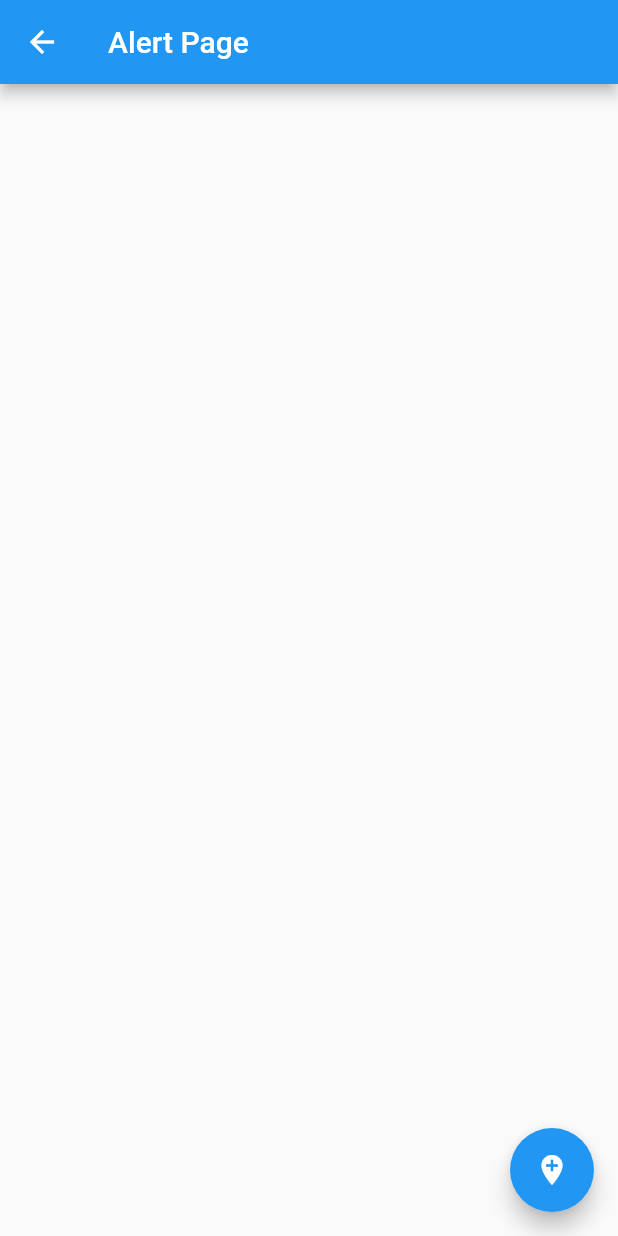
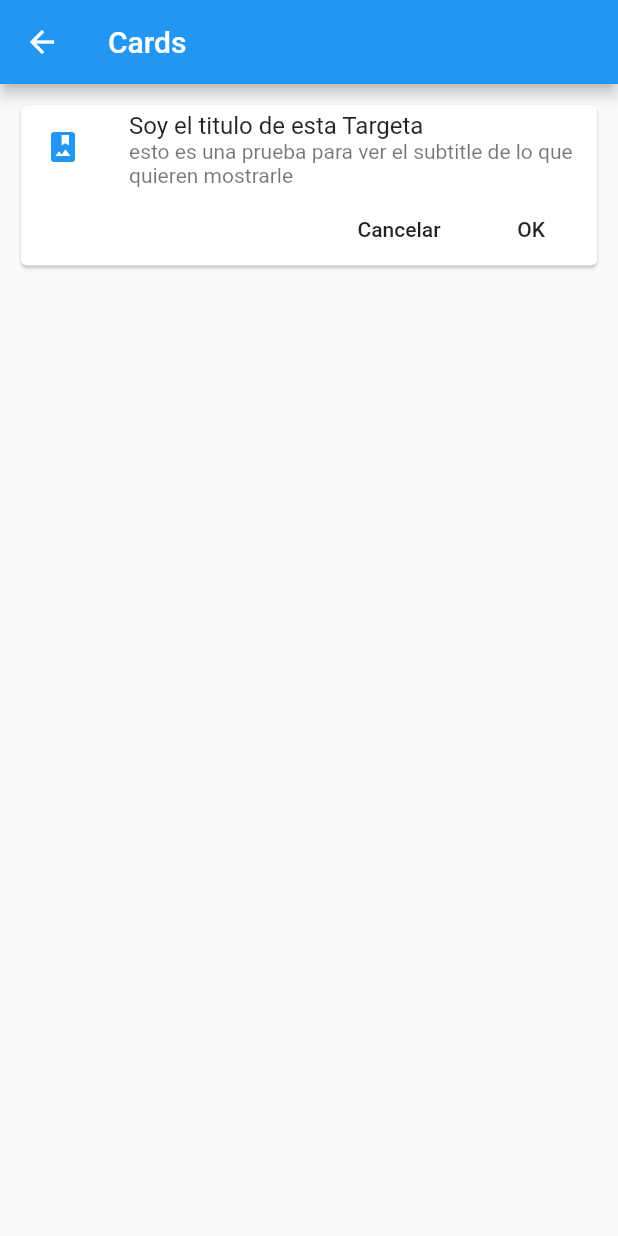
Before and after one commit to freddyarteaga/ComponentesFlutter, a Flutter app: the screen it shows after launch, after a tap on "Cards - Tarjetas", on a phone screen of 412 x 824 dp. Run offline on Flutter 3.47's test engine with Material 2 defaults, Android fonts, the phone set to English and light mode, and no system bars.

Commit message:
Card Widget

```diff
--- /dev/null
+++ b/lib/src/pages/card_page.dart
@@ -0,0 +1,42 @@
+import 'package:flutter/material.dart';
+
+class CardPage extends StatelessWidget {
+  @override
+  Widget build(BuildContext context) {
+    return Scaffold(
+      appBar: AppBar(
+        title: Text('Cards'),
+      ),
+      body: ListView(
+          padding: EdgeInsets.all(10.0), children: <Widget>[_cardTipo1()]),
+    );
+  }
+
+  Widget _cardTipo1() {
+    return Card(
+      child: Column(
+        children: <Widget>[
+          ListTile(
+            leading: Icon(Icons.photo_album, color: Colors.blue),
+            title: Text('Soy el titulo de esta Targeta'),
+            subtitle: Text(
+                'esto es una prueba para ver el subtitle de lo que quieren mostrarle'),
+          ),
+          Row(
+            mainAxisAlignment: MainAxisAlignment.end,
+            children: <Widget>[
+              FlatButton(
+                onPressed: () {},
+                child: Text('Cancelar'),
+              ),
+              FlatButton(
+                onPressed: () {},
+                child: Text('OK'),
+              ),
+            ],
+          )
+        ],
+      ),
+    );
+  }
+}
--- a/lib/src/pages/home_page.dart
+++ b/lib/src/pages/home_page.dart
@@ -1,4 +1,3 @@
-import 'package:componentes/src/pages/alert_page.dart';
 import 'package:flutter/material.dart';
 
 import 'package:componentes/src/providers/menu_provider.dart';
--- a/lib/src/routes/routes.dart
+++ b/lib/src/routes/routes.dart
@@ -1,13 +1,15 @@
 import 'package:flutter/material.dart';
 
+import 'package:componentes/src/pages/home_page.dart';
+import 'package:componentes/src/pages/card_page.dart';
+import 'package:componentes/src/pages/avatar_page.dart';
 import 'package:componentes/src/pages/alert_page.dart';
-import 'package:componentes/src/pages/avatar_page.dart';
-import 'package:componentes/src/pages/home_page.dart';
 
 Map<String, WidgetBuilder> getApplicationRoutes() {
   return <String, WidgetBuilder>{
     '/': (BuildContext context) => HomePage(),
     'alert': (BuildContext context) => AlertPage(),
     'avatar': (BuildContext context) => AvatarPage(),
+    'card': (BuildContext context) => CardPage(),
   };
 }
```
